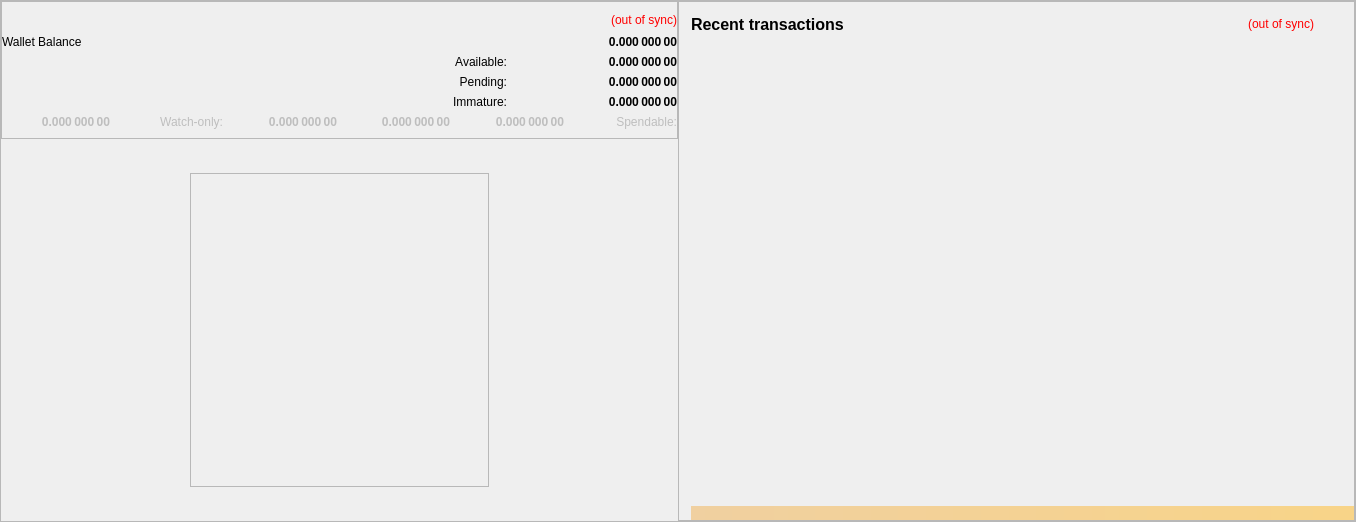
Above: src/qt/forms/overviewpage.ui from LeisureCoinProject/LeisureCoin-Core before the change. Below: the same form after it.
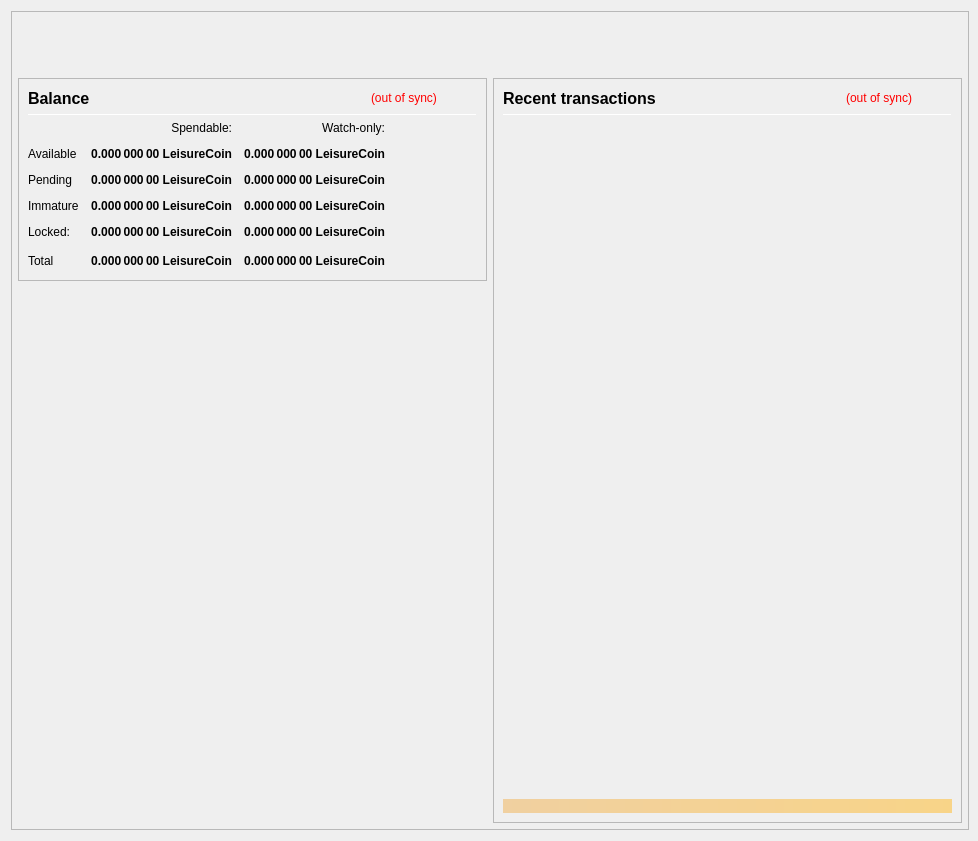
That is the form after the change.

```diff
--- a/src/qt/forms/overviewpage.ui
+++ b/src/qt/forms/overviewpage.ui
@@ -6,14 +6,14 @@
    <rect>
     <x>0</x>
     <y>0</y>
-    <width>1356</width>
-    <height>522</height>
+    <width>978</width>
+    <height>841</height>
    </rect>
   </property>
   <property name="minimumSize">
    <size>
     <width>960</width>
-    <height>0</height>
+    <height>682</height>
    </size>
   </property>
   <property name="font">
@@ -26,24 +26,15 @@
    <string>Form</string>
   </property>
   <layout class="QVBoxLayout" name="topLayout" stretch="0">
-   <property name="leftMargin">
-    <number>0</number>
-   </property>
-   <property name="topMargin">
-    <number>0</number>
-   </property>
    <property name="rightMargin">
-    <number>0</number>
-   </property>
-   <property name="bottomMargin">
-    <number>0</number>
+    <number>9</number>
    </property>
    <item>
     <widget class="QFrame" name="frame_BG">
      <property name="minimumSize">
       <size>
        <width>850</width>
-       <height>0</height>
+       <height>610</height>
       </size>
      </property>
      <property name="maximumSize">
@@ -69,10 +60,10 @@
        <number>0</number>
       </property>
       <property name="bottomMargin">
-       <number>0</number>
+       <number>6</number>
       </property>
       <item>
-       <layout class="QVBoxLayout" name="verticalLayout_Master" stretch="1">
+       <layout class="QVBoxLayout" name="verticalLayout_Master" stretch="0,1">
         <property name="leftMargin">
          <number>0</number>
         </property>
@@ -85,17 +76,82 @@
         <property name="bottomMargin">
          <number>0</number>
         </property>
+        <item>
+         <widget class="QFrame" name="frame_Header">
+          <layout class="QVBoxLayout" name="verticalLayout_Header" stretch="0">
+           <property name="leftMargin">
+            <number>0</number>
+           </property>
+           <property name="topMargin">
+            <number>0</number>
+           </property>
+           <property name="rightMargin">
+            <number>0</number>
+           </property>
+           <property name="bottomMargin">
+            <number>0</number>
+           </property>
+           <item>
+            <layout class="QHBoxLayout" name="horizontalLayout_Header" stretch="1,0">
+             <property name="spacing">
+              <number>6</number>
+             </property>
+             <item>
+              <spacer name="horizontalSpacer_Header">
+               <property name="orientation">
+                <enum>Qt::Horizontal</enum>
+               </property>
+               <property name="sizeHint" stdset="0">
+                <size>
+                 <width>40</width>
+                 <height>20</height>
+                </size>
+               </property>
+              </spacer>
+             </item>
+             <item>
+              <widget class="QLabel" name="labelOverviewHeaderRight">
+               <property name="minimumSize">
+                <size>
+                 <width>464</width>
+                 <height>60</height>
+                </size>
+               </property>
+               <property name="maximumSize">
+                <size>
+                 <width>16777215</width>
+                 <height>60</height>
+                </size>
+               </property>
+               <property name="font">
+                <font>
+                 <pointsize>14</pointsize>
+                </font>
+               </property>
+               <property name="text">
+                <string/>
+               </property>
+               <property name="alignment">
+                <set>Qt::AlignRight|Qt::AlignTrailing|Qt::AlignVCenter</set>
+               </property>
+              </widget>
+             </item>
+            </layout>
+           </item>
+          </layout>
+         </widget>
+        </item>
         <item>
          <widget class="QFrame" name="frame_Content">
           <layout class="QVBoxLayout" name="verticalLayout_Content">
            <property name="leftMargin">
-            <number>0</number>
+            <number>6</number>
            </property>
            <property name="topMargin">
             <number>0</number>
            </property>
            <property name="rightMargin">
-            <number>0</number>
+            <number>6</number>
            </property>
            <property name="bottomMargin">
             <number>0</number>
@@ -103,15 +159,12 @@
            <item>
             <layout class="QHBoxLayout" name="horizontalLayout_Content" stretch="1,1">
              <property name="spacing">
-              <number>0</number>
+              <number>6</number>
              </property>
              <item>
-              <layout class="QVBoxLayout" name="verticalLayout_left" stretch="0,1">
+              <layout class="QVBoxLayout" name="verticalLayout_left" stretch="0,0">
                <item>
                 <widget class="QFrame" name="frameBalances">
-                 <property name="enabled">
-                  <bool>true</bool>
-                 </property>
                  <property name="frameShape">
                   <enum>QFrame::StyledPanel</enum>
                  </property>
@@ -119,20 +172,11 @@
                   <enum>QFrame::Raised</enum>
                  </property>
                  <layout class="QVBoxLayout" name="verticalLayout_4">
-                  <property name="leftMargin">
-                   <number>0</number>
-                  </property>
-                  <property name="rightMargin">
-                   <number>0</number>
-                  </property>
                   <item>
-                   <layout class="QHBoxLayout" name="hlBalancesHeader" stretch="0,0">
+                   <layout class="QHBoxLayout" name="hlBalancesHeader" stretch="2,0,0">
                     <property name="spacing">
                      <number>6</number>
                     </property>
-                    <property name="sizeConstraint">
-                     <enum>QLayout::SetFixedSize</enum>
-                    </property>
                     <item>
                      <widget class="QLabel" name="labelBalances">
                       <property name="minimumSize">
@@ -149,7 +193,7 @@
                        </font>
                       </property>
                       <property name="text">
-                       <string/>
+                       <string>Balance</string>
                       </property>
                      </widget>
                     </item>
@@ -168,29 +212,81 @@
                        <string notr="true">(out of sync)</string>
                       </property>
                       <property name="alignment">
-                       <set>Qt::AlignRight|Qt::AlignTrailing|Qt::AlignVCenter</set>
+                       <set>Qt::AlignLeading|Qt::AlignLeft|Qt::AlignVCenter</set>
                       </property>
                      </widget>
                     </item>
+                    <item>
+                     <spacer name="hsBalancesHeader">
+                      <property name="orientation">
+                       <enum>Qt::Horizontal</enum>
+                      </property>
+                      <property name="sizeHint" stdset="0">
+                       <size>
+                        <width>40</width>
+                        <height>20</height>
+                       </size>
+                      </property>
+                     </spacer>
+                    </item>
                    </layout>
                   </item>
                   <item>
-                   <layout class="QHBoxLayout" name="horizontalLayout">
+                   <widget class="Line" name="lineBalances">
+                    <property name="minimumSize">
+                     <size>
+                      <width>0</width>
+                      <height>1</height>
+                     </size>
+                    </property>
+                    <property name="maximumSize">
+                     <size>
+                      <width>16777215</width>
+                      <height>1</height>
+                     </size>
+                    </property>
+                    <property name="orientation">
+                     <enum>Qt::Horizontal</enum>
+                    </property>
+                   </widget>
+                  </item>
+                  <item>
+                   <layout class="QGridLayout" name="gridLayout">
                     <property name="spacing">
-                     <number>0</number>
+                     <number>12</number>
                     </property>
-                    <item>
-                     <widget class="QLabel" name="labelTotalText">
+                    <item row="0" column="1">
+                     <widget class="QLabel" name="labelSpendable">
                       <property name="text">
-                       <string>Wallet Balance</string>
+                       <string>Spendable:</string>
+                      </property>
+                      <property name="alignment">
+                       <set>Qt::AlignRight|Qt::AlignTrailing|Qt::AlignVCenter</set>
+                      </property>
+                     </widget>
+                    </item>
+                    <item row="0" column="2">
+                     <widget class="QLabel" name="labelWatchonly">
+                      <property name="text">
+                       <string>Watch-only:</string>
+                      </property>
+                      <property name="alignment">
+                       <set>Qt::AlignRight|Qt::AlignTrailing|Qt::AlignVCenter</set>
+                      </property>
+                     </widget>
+                    </item>
+                    <item row="1" column="0">
+                     <widget class="QLabel" name="labelAvailableText">
+                      <property name="text">
+                       <string>Available</string>
                       </property>
                       <property name="textInteractionFlags">
                        <set>Qt::NoTextInteraction</set>
                       </property>
                      </widget>
                     </item>
-                    <item>
-                     <widget class="QLabel" name="labelTotal">
+                    <item row="1" column="1">
+                     <widget class="QLabel" name="labelAvailable">
                       <property name="font">
                        <font>
                         <weight>75</weight>
@@ -204,7 +300,7 @@
                        <string>Your current spendable balance</string>
                       </property>
                       <property name="text">
-                       <string notr="true">0.000 000 00</string>
+                       <string notr="true">0.000 000 00 LeisureCoin</string>
                       </property>
                       <property name="alignment">
                        <set>Qt::AlignRight|Qt::AlignTrailing|Qt::AlignVCenter</set>
@@ -214,39 +310,8 @@
                       </property>
                      </widget>
                     </item>
-                   </layout>
-                  </item>
-                  <item>
-                   <layout class="QHBoxLayout" name="horizontalLayout_3">
-                    <item>
-                     <widget class="QLabel" name="label_2">
-                      <property name="text">
-                       <string/>
-                      </property>
-                     </widget>
-                    </item>
-                    <item>
-                     <widget class="QLabel" name="label">
-                      <property name="text">
-                       <string/>
-                      </property>
-                     </widget>
-                    </item>
-                    <item>
-                     <widget class="QLabel" name="labelBalanceText">
-                      <property name="text">
-                       <string>Available:</string>
-                      </property>
-                      <property name="alignment">
-                       <set>Qt::AlignRight|Qt::AlignTrailing|Qt::AlignVCenter</set>
-                      </property>
-                      <property name="textInteractionFlags">
-                       <set>Qt::NoTextInteraction</set>
-                      </property>
-                     </widget>
-                    </item>
-                    <item>
-                     <widget class="QLabel" name="labelBalance">
+                    <item row="1" column="2">
+                     <widget class="QLabel" name="labelWatchAvailable">
                       <property name="font">
                        <font>
                         <weight>75</weight>
@@ -260,7 +325,7 @@
                        <string>Your current total balance</string>
                       </property>
                       <property name="text">
-                       <string notr="true">0.000 000 00</string>
+                       <string notr="true">0.000 000 00 LeisureCoin</string>
                       </property>
                       <property name="alignment">
                        <set>Qt::AlignRight|Qt::AlignTrailing|Qt::AlignVCenter</set>
@@ -270,39 +335,18 @@
                       </property>
                      </widget>
                     </item>
-                   </layout>
-                  </item>
-                  <item>
-                   <layout class="QHBoxLayout" name="horizontalLayout_4">
-                    <item>
-                     <widget class="QLabel" name="label_5">
-                      <property name="text">
-                       <string/>
-                      </property>
-                     </widget>
-                    </item>
-                    <item>
-                     <widget class="QLabel" name="label_3">
-                      <property name="text">
-                       <string/>
-                      </property>
-                     </widget>
-                    </item>
-                    <item>
+                    <item row="2" column="0">
                      <widget class="QLabel" name="labelPendingText">
                       <property name="text">
-                       <string>Pending:</string>
-                      </property>
-                      <property name="alignment">
-                       <set>Qt::AlignRight|Qt::AlignTrailing|Qt::AlignVCenter</set>
+                       <string>Pending</string>
                       </property>
                       <property name="textInteractionFlags">
                        <set>Qt::NoTextInteraction</set>
                       </property>
                      </widget>
                     </item>
-                    <item>
-                     <widget class="QLabel" name="labelUnconfirmed">
+                    <item row="2" column="1">
+                     <widget class="QLabel" name="labelPending">
                       <property name="font">
                        <font>
                         <weight>75</weight>
@@ -316,7 +360,7 @@
                        <string>Total of transactions that have yet to be confirmed, and do not yet count toward the spendable balance</string>
                       </property>
                       <property name="text">
-                       <string notr="true">0.000 000 00</string>
+                       <string notr="true">0.000 000 00 LeisureCoin</string>
                       </property>
                       <property name="alignment">
                        <set>Qt::AlignRight|Qt::AlignTrailing|Qt::AlignVCenter</set>
@@ -326,38 +370,42 @@
                       </property>
                      </widget>
                     </item>
-                   </layout>
-                  </item>
-                  <item>
-                   <layout class="QHBoxLayout" name="horizontalLayout_6">
-                    <item>
-                     <widget class="QLabel" name="label_7">
-                      <property name="text">
-                       <string/>
+                    <item row="2" column="2">
+                     <widget class="QLabel" name="labelWatchPending">
+                      <property name="font">
+                       <font>
+                        <weight>75</weight>
+                        <bold>true</bold>
+                       </font>
                       </property>
-                     </widget>
-                    </item>
-                    <item>
-                     <widget class="QLabel" name="label_6">
+                      <property name="cursor">
+                       <cursorShape>ArrowCursor</cursorShape>
+                      </property>
+                      <property name="toolTip">
+                       <string>Unconfirmed transactions to watch-only addresses</string>
+                      </property>
                       <property name="text">
-                       <string/>
+                       <string notr="true">0.000 000 00 LeisureCoin</string>
                       </property>
+                      <property name="alignment">
+                       <set>Qt::AlignRight|Qt::AlignTrailing|Qt::AlignVCenter</set>
+                      </property>
+                      <property name="textInteractionFlags">
+                       <set>Qt::NoTextInteraction</set>
+                      </property>
                      </widget>
                     </item>
-                    <item>
+                    <item row="3" column="0">
                      <widget class="QLabel" name="labelImmatureText">
                       <property name="text">
-                       <string>Immature:</string>
-                      </property>
-                      <property name="alignment">
-                       <set>Qt::AlignRight|Qt::AlignTrailing|Qt::AlignVCenter</set>
+                       <string>Immature</string>
                       </property>
                       <property name="textInteractionFlags">
                        <set>Qt::NoTextInteraction</set>
                       </property>
                      </widget>
                     </item>
-                    <item>
+                    <item row="3" column="1">
                      <widget class="QLabel" name="labelImmature">
                       <property name="font">
                        <font>
@@ -372,7 +420,7 @@
                        <string>Staked or masternode rewards that has not yet matured</string>
                       </property>
                       <property name="text">
-                       <string notr="true">0.000 000 00</string>
+                       <string notr="true">0.000 000 00 LeisureCoin</string>
                       </property>
                       <property name="alignment">
                        <set>Qt::AlignRight|Qt::AlignTrailing|Qt::AlignVCenter</set>
@@ -382,56 +430,8 @@
                       </property>
                      </widget>
                     </item>
-                   </layout>
-                  </item>
-                  <item>
-                   <layout class="QHBoxLayout" name="horizontalLayout_7">
-                    <item>
-                     <widget class="QLabel" name="labelWatchTotal">
-                      <property name="enabled">
-                       <bool>false</bool>
-                      </property>
-                      <property name="font">
-                       <font>
-                        <weight>75</weight>
-                        <bold>true</bold>
-                       </font>
-                      </property>
-                      <property name="cursor">
-                       <cursorShape>ArrowCursor</cursorShape>
-                      </property>
-                      <property name="toolTip">
-                       <string>Current total balance in watch-only addresses</string>
-                      </property>
-                      <property name="text">
-                       <string notr="true">0.000 000 00</string>
-                      </property>
-                      <property name="alignment">
-                       <set>Qt::AlignRight|Qt::AlignTrailing|Qt::AlignVCenter</set>
-                      </property>
-                      <property name="textInteractionFlags">
-                       <set>Qt::NoTextInteraction</set>
-                      </property>
-                     </widget>
-                    </item>
-                    <item>
-                     <widget class="QLabel" name="labelWatchonly">
-                      <property name="enabled">
-                       <bool>false</bool>
-                      </property>
-                      <property name="text">
-                       <string>Watch-only:</string>
-                      </property>
-                      <property name="alignment">
-                       <set>Qt::AlignRight|Qt::AlignTrailing|Qt::AlignVCenter</set>
-                      </property>
-                     </widget>
-                    </item>
-                    <item>
+                    <item row="3" column="2">
                      <widget class="QLabel" name="labelWatchImmature">
-                      <property name="enabled">
-                       <bool>false</bool>
-                      </property>
                       <property name="font">
                        <font>
                         <weight>75</weight>
@@ -445,7 +445,7 @@
                        <string>Staked or masternode rewards in watch-only addresses that has not yet matured</string>
                       </property>
                       <property name="text">
-                       <string notr="true">0.000 000 00</string>
+                       <string notr="true">0.000 000 00 LeisureCoin</string>
                       </property>
                       <property name="alignment">
                        <set>Qt::AlignRight|Qt::AlignTrailing|Qt::AlignVCenter</set>
@@ -455,11 +455,18 @@
                       </property>
                      </widget>
                     </item>
-                    <item>
-                     <widget class="QLabel" name="labelWatchPending">
-                      <property name="enabled">
-                       <bool>false</bool>
+                    <item row="4" column="0">
+                     <widget class="QLabel" name="labelLockedText">
+                      <property name="toolTip">
+                       <string>Locked LeisureCoin or Masternode collaterals.</string>
                       </property>
+                      <property name="text">
+                       <string>Locked:</string>
+                      </property>
+                     </widget>
+                    </item>
+                    <item row="4" column="1">
+                     <widget class="QLabel" name="labelLocked">
                       <property name="font">
                        <font>
                         <weight>75</weight>
@@ -473,7 +480,7 @@
                        <string>Unconfirmed transactions to watch-only addresses</string>
                       </property>
                       <property name="text">
-                       <string notr="true">0.000 000 00</string>
+                       <string notr="true">0.000 000 00 LeisureCoin</string>
                       </property>
                       <property name="alignment">
                        <set>Qt::AlignRight|Qt::AlignTrailing|Qt::AlignVCenter</set>
@@ -483,11 +490,43 @@
                       </property>
                      </widget>
                     </item>
-                    <item>
-                     <widget class="QLabel" name="labelWatchAvailable">
-                      <property name="enabled">
-                       <bool>false</bool>
+                    <item row="4" column="2">
+                     <widget class="QLabel" name="labelWatchLocked">
+                      <property name="font">
+                       <font>
+                        <weight>75</weight>
+                        <bold>true</bold>
+                       </font>
                       </property>
+                      <property name="cursor">
+                       <cursorShape>ArrowCursor</cursorShape>
+                      </property>
+                      <property name="toolTip">
+                       <string>Current locked balance in watch-only addresses</string>
+                      </property>
+                      <property name="text">
+                       <string notr="true">0.000 000 00 LeisureCoin</string>
+                      </property>
+                      <property name="alignment">
+                       <set>Qt::AlignRight|Qt::AlignTrailing|Qt::AlignVCenter</set>
+                      </property>
+                      <property name="textInteractionFlags">
+                       <set>Qt::NoTextInteraction</set>
+                      </property>
+                     </widget>
+                    </item>
+                    <item row="5" column="0">
+                     <widget class="QLabel" name="labelTotalText">
+                      <property name="text">
+                       <string>Total</string>
+                      </property>
+                      <property name="textInteractionFlags">
+                       <set>Qt::NoTextInteraction</set>
+                      </property>
+                     </widget>
+                    </item>
+                    <item row="5" column="1">
+                     <widget class="QLabel" name="labelTotal">
                       <property name="font">
                        <font>
                         <weight>75</weight>
@@ -501,7 +540,7 @@
                        <string>Your current balance in watch-only addresses</string>
                       </property>
                       <property name="text">
-                       <string notr="true">0.000 000 00</string>
+                       <string notr="true">0.000 000 00 LeisureCoin</string>
                       </property>
                       <property name="alignment">
                        <set>Qt::AlignRight|Qt::AlignTrailing|Qt::AlignVCenter</set>
@@ -511,87 +550,57 @@
                       </property>
                      </widget>
                     </item>
-                    <item>
-                     <widget class="QLabel" name="labelSpendable">
-                      <property name="enabled">
-                       <bool>false</bool>
+                    <item row="5" column="2">
+                     <widget class="QLabel" name="labelWatchTotal">
+                      <property name="font">
+                       <font>
+                        <weight>75</weight>
+                        <bold>true</bold>
+                       </font>
                       </property>
                       <property name="text">
-                       <string>Spendable:</string>
+                       <string notr="true">0.000 000 00 LeisureCoin</string>
                       </property>
                       <property name="alignment">
                        <set>Qt::AlignRight|Qt::AlignTrailing|Qt::AlignVCenter</set>
                       </property>
                      </widget>
                     </item>
+                    <item row="5" column="3">
+                     <spacer name="hsBalances">
+                      <property name="orientation">
+                       <enum>Qt::Horizontal</enum>
+                      </property>
+                      <property name="sizeHint" stdset="0">
+                       <size>
+                        <width>40</width>
+                        <height>20</height>
+                       </size>
+                      </property>
+                     </spacer>
+                    </item>
                    </layout>
                   </item>
                  </layout>
                 </widget>
                </item>
-               <item alignment="Qt::AlignHCenter|Qt::AlignVCenter">
-                <widget class="QFrame" name="frameLogoIcon">
-                 <property name="enabled">
-                  <bool>true</bool>
+               <item>
+                <spacer name="verticalSpacer">
+                 <property name="orientation">
+                  <enum>Qt::Vertical</enum>
                  </property>
-                 <property name="minimumSize">
+                 <property name="sizeHint" stdset="0">
                   <size>
-                   <width>299</width>
-                   <height>314</height>
+                   <width>20</width>
+                   <height>40</height>
                   </size>
                  </property>
-                 <property name="frameShape">
-                  <enum>QFrame::StyledPanel</enum>
-                 </property>
-                 <property name="frameShadow">
-                  <enum>QFrame::Raised</enum>
-                 </property>
-                 <widget class="QWidget" name="horizontalLayoutWidget">
-                  <property name="geometry">
-                   <rect>
-                    <x>0</x>
-                    <y>0</y>
-                    <width>301</width>
-                    <height>316</height>
-                   </rect>
-                  </property>
-                  <layout class="QVBoxLayout" name="verticalLayout" stretch="0">
-                   <property name="spacing">
-                    <number>0</number>
-                   </property>
-                   <property name="sizeConstraint">
-                    <enum>QLayout::SetMinimumSize</enum>
-                   </property>
-                   <item>
-                    <widget class="QLabel" name="logoIcon">
-                     <property name="minimumSize">
-                      <size>
-                       <width>299</width>
-                       <height>314</height>
-                      </size>
-                     </property>
-                     <property name="maximumSize">
-                      <size>
-                       <width>299</width>
-                       <height>314</height>
-                      </size>
-                     </property>
-                     <property name="text">
-                      <string/>
-                     </property>
-                     <property name="alignment">
-                      <set>Qt::AlignCenter</set>
-                     </property>
-                    </widget>
-                   </item>
-                  </layout>
-                 </widget>
-                </widget>
+                </spacer>
                </item>
               </layout>
              </item>
              <item>
-              <layout class="QVBoxLayout" name="verticalLayout_right" stretch="0">
+              <layout class="QVBoxLayout" name="verticalLayout_right" stretch="1">
                <item>
                 <widget class="QFrame" name="frame_RecentTransactions">
                  <property name="minimumSize">
@@ -600,31 +609,13 @@
                    <height>0</height>
                   </size>
                  </property>
-                 <property name="maximumSize">
-                  <size>
-                   <width>16777215</width>
-                   <height>16777214</height>
-                  </size>
-                 </property>
                  <property name="frameShape">
                   <enum>QFrame::StyledPanel</enum>
                  </property>
                  <property name="frameShadow">
                   <enum>QFrame::Raised</enum>
                  </property>
-                 <layout class="QVBoxLayout" name="verticalLayout_1" stretch="0,0,0,0">
-                  <property name="leftMargin">
-                   <number>12</number>
-                  </property>
-                  <property name="topMargin">
-                   <number>12</number>
-                  </property>
-                  <property name="rightMargin">
-                   <number>0</number>
-                  </property>
-                  <property name="bottomMargin">
-                   <number>0</number>
-                  </property>
+                 <layout class="QVBoxLayout" name="verticalLayout_1" stretch="0,0,0,0,0">
                   <item>
                    <layout class="QHBoxLayout" name="horizontalLayout_2" stretch="2,0,0">
                     <property name="spacing">
@@ -684,6 +675,25 @@
                     </item>
                    </layout>
                   </item>
+                  <item>
+                   <widget class="Line" name="line">
+                    <property name="minimumSize">
+                     <size>
+                      <width>0</width>
+                      <height>1</height>
+                     </size>
+                    </property>
+                    <property name="maximumSize">
+                     <size>
+                      <width>16777215</width>
+                      <height>1</height>
+                     </size>
+                    </property>
+                    <property name="orientation">
+                     <enum>Qt::Horizontal</enum>
+                    </property>
+                   </widget>
+                  </item>
                   <item>
                    <widget class="QListView" name="listTransactions">
                     <property name="minimumSize">
@@ -704,12 +714,6 @@
                     <property name="horizontalScrollBarPolicy">
                      <enum>Qt::ScrollBarAlwaysOff</enum>
                     </property>
-                    <property name="sizeAdjustPolicy">
-                     <enum>QAbstractScrollArea::AdjustToContentsOnFirstShow</enum>
-                    </property>
-                    <property name="autoScroll">
-                     <bool>true</bool>
-                    </property>
                     <property name="selectionMode">
                      <enum>QAbstractItemView::NoSelection</enum>
                     </property>
```
Left out of the diff: 20 changed lines with no effect on the pictures.
